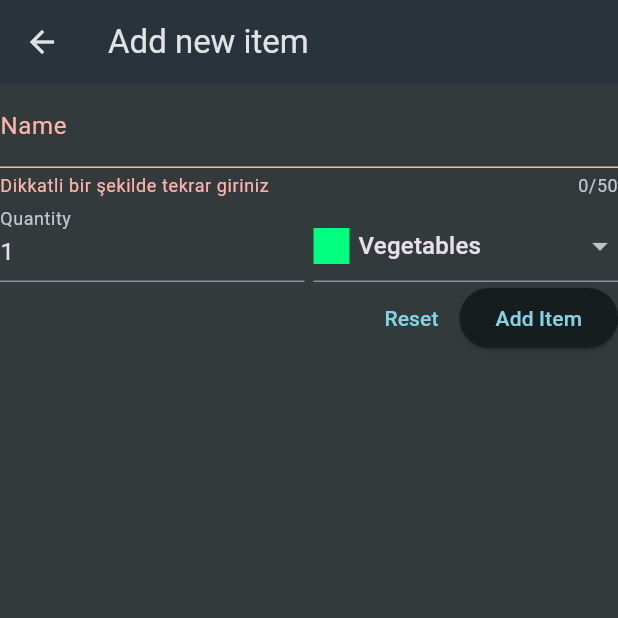
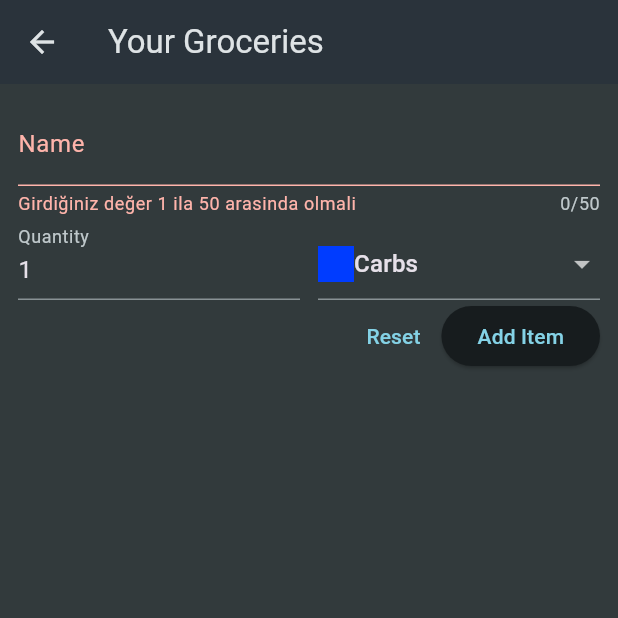
Before and after one commit to shallwebegin/newshoppinglist, a Flutter app: the NewItem screen opened directly, after a tap on "Add Item", on a phone screen of 412 x 824 dp, the top half of it. Run offline on Flutter 3.47's test engine with Material 3 defaults, Android fonts, the phone set to English and light mode, and no system bars; network calls fail.

```diff
--- a/lib/widgets/new_item.dart
+++ b/lib/widgets/new_item.dart
@@ -4,7 +4,8 @@ import 'package:flutter/material.dart';
 import 'package:shopping_list/data/categories.dart';
 import 'package:shopping_list/models/category.dart';
 
-import 'package:http/http.dart' as http;
+import 'package:http/http.dart ' as http;
+import 'package:shopping_list/models/grocery_item.dart';
 
 class NewItem extends StatefulWidget {
   const NewItem({super.key});
@@ -14,42 +15,46 @@ class NewItem extends StatefulWidget {
 }
 
 class _NewItemState extends State<NewItem> {
+  void _saveItem() async {
+    _formKey.currentState!.validate();
+    _formKey.currentState!.save();
+    final url = Uri.https(
+        'flutter-prep-ff6cd-default-rtdb.firebaseio.com', 'shopping-list.json');
+    final response = await http.post(
+      url,
+      headers: {'Content-Type': 'application/json'},
+      body: json.encode({
+        'name': _enteredName,
+        'quantity': _enteredQuantity,
+        'category': _selectedCategory!.title
+      }),
+    );
+    if (!context.mounted) {
+      return;
+    }
+    final Map<String, dynamic> resData = json.decode(response.body);
+    Navigator.of(context).pop(
+      GroceryItem(
+          id: resData['name'],
+          name: _enteredName,
+          quantity: _enteredQuantity,
+          category: _selectedCategory!),
+    );
+  }
+
   final _formKey = GlobalKey<FormState>();
   var _enteredName = '';
   var _enteredQuantity = 1;
-  var _selectedCategory = categories[Categories.vegetables]!;
-
-  void _saveItem() async {
-    if (_formKey.currentState!.validate()) {
-      _formKey.currentState!.save();
-      final url = Uri.https('flutter-prep-ff6cd-default-rtdb.firebaseio.com',
-          'shopping-list.json');
-      final response = await http.post(
-        url,
-        headers: {'Content-Type': 'application/json'},
-        body: json.encode(
-          {
-            'name': _enteredName,
-            'quantity': _enteredQuantity,
-            'category': _selectedCategory.title,
-          },
-        ),
-      );
-
-      if (!context.mounted) {
-        return;
-      }
-      Navigator.of(context).pop();
-    }
-  }
-
+  var _selectedCategory = categories[Categories.carbs];
   @override
   Widget build(BuildContext context) {
     return Scaffold(
       appBar: AppBar(
-        title: const Text('Add new item'),
+        title: const Text('Your Groceries'),
       ),
-      body: Form(
+      body: Padding(
+        padding: const EdgeInsets.all(12),
+        child: Form(
           key: _formKey,
           child: Column(
             children: [
@@ -62,8 +67,8 @@ class _NewItemState extends State<NewItem> {
                   if (value == null ||
                       value.isEmpty ||
                       value.trim().length <= 1 ||
-                    value.trim().length > 50) {
-                  return 'Dikkatli bir şekilde tekrar giriniz';
+                      value.trim().length >= 50) {
+                    return 'Girdiğiniz değer 1 ila 50 arasinda olmali';
                   }
                   return null;
                 },
@@ -76,16 +81,16 @@ class _NewItemState extends State<NewItem> {
                 children: [
                   Expanded(
                     child: TextFormField(
+                      initialValue: _enteredQuantity.toString(),
                       decoration: const InputDecoration(
                         label: Text('Quantity'),
                       ),
-                    initialValue: _enteredQuantity.toString(),
                       validator: (value) {
                         if (value == null ||
                             value.isEmpty ||
                             int.tryParse(value) == null ||
-                          int.tryParse(value)! <= 0) {
-                        return 'Dikkatli bir şekilde tekrar giriniz';
+                            int.tryParse(value)! < 1) {
+                          return 'Bilgileri tekrar giriniz';
                         }
                         return null;
                       },
@@ -95,7 +100,7 @@ class _NewItemState extends State<NewItem> {
                     ),
                   ),
                   const SizedBox(
-                  width: 6,
+                    width: 12,
                   ),
                   Expanded(
                     child: DropdownButtonFormField(
@@ -107,12 +112,9 @@ class _NewItemState extends State<NewItem> {
                               child: Row(
                                 children: [
                                   Container(
+                                    width: 24,
                                     height: 24,
-                                width: 24,
                                     color: category.value.color,
-                              ),
-                              const SizedBox(
-                                width: 6,
                                   ),
                                   Text(category.value.title),
                                 ],
@@ -121,11 +123,10 @@ class _NewItemState extends State<NewItem> {
                         ],
                         onChanged: (value) {
                           setState(() {
-                        _selectedCategory = value!;
+                            _selectedCategory = value;
                           });
-                    },
-                  ),
-                ),
+                        }),
+                  )
                 ],
               ),
               Row(
@@ -146,6 +147,7 @@ class _NewItemState extends State<NewItem> {
             ],
           ),
         ),
+      ),
     );
   }
 }
```
Also changed, not shown: lib/widgets/grocery_list.dart (+17 -16 lines). Lines whose indentation alone changed are shown as unchanged.
